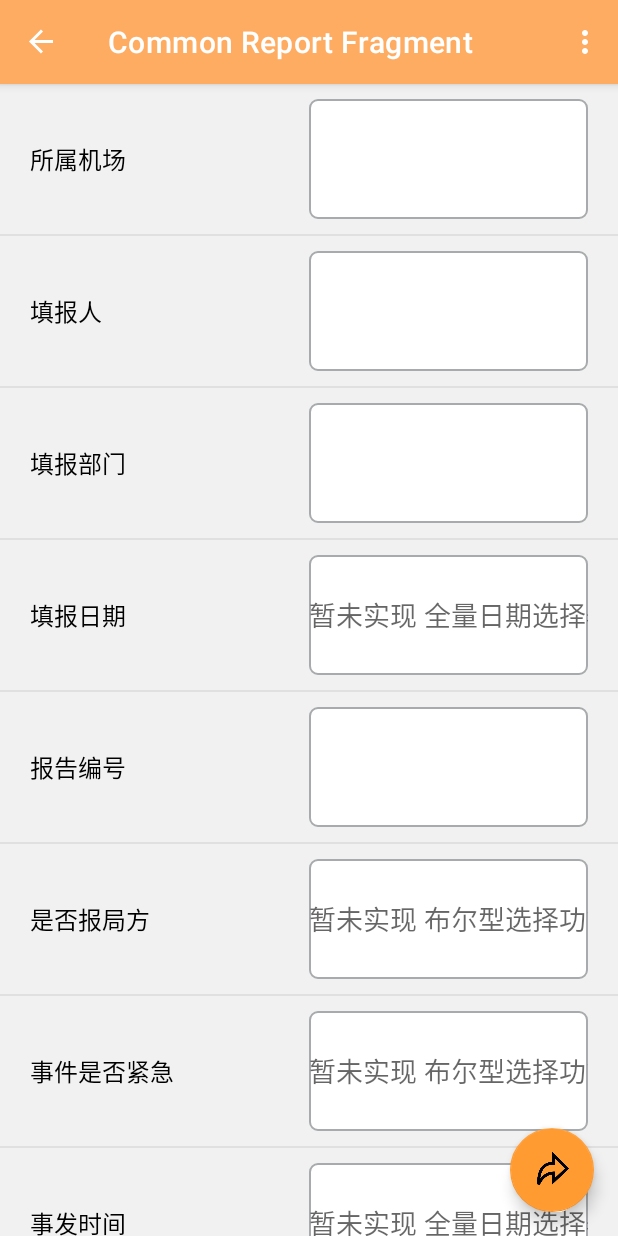
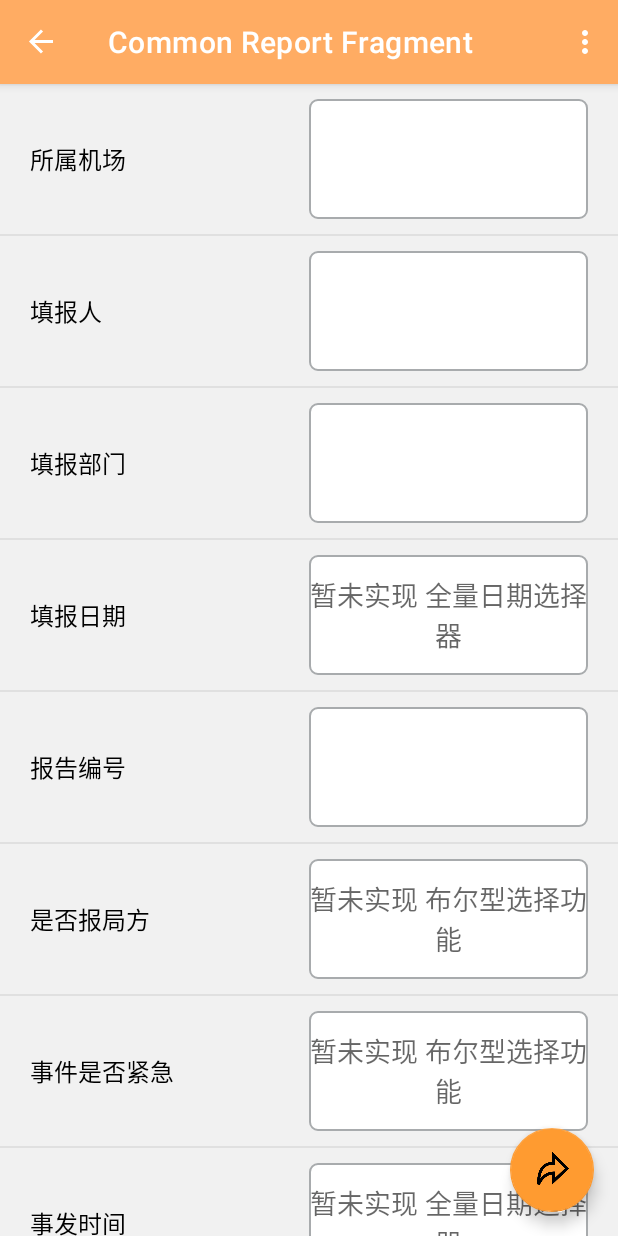
Before and after one commit to MikkoAyaka/CCAA-SMP-Android, an Android app: the CommonReportFragment screen opened through its navigation route, on a phone screen of 412 x 824 dp. Run offline under Robolectric (Android 15) with nearby library versions, the phone set to English and light mode, and no system bars; our stand-ins replace navigation-ui.

Commit message:
允许表单输入内容自动换行

```diff
--- a/app/src/main/res/layout/blank_form_item.xml
+++ b/app/src/main/res/layout/blank_form_item.xml
@@ -25,7 +25,6 @@
         android:layout_marginBottom="10dp"
         android:gravity="center_vertical|center"
         android:hint=""
-        android:background="@drawable/shape_small_corner"
-        android:inputType="text"/>
+        android:background="@drawable/shape_small_corner" />
 
 </LinearLayout>
```
